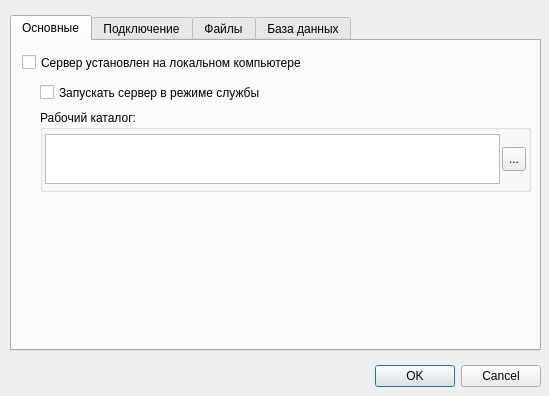
The window that ws_admin/form/optionsdialog.ui (arcirk/ws_solution) describes before a commit, drawn with Qt 5.
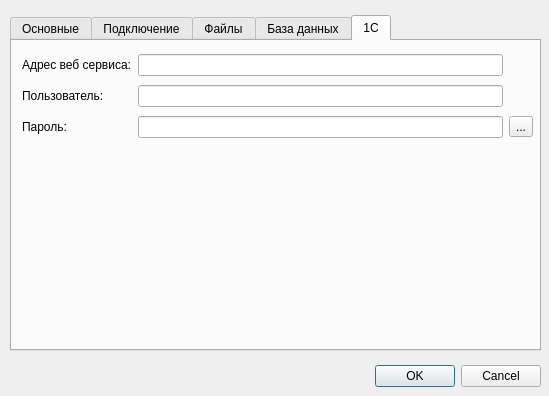
The same window after the commit. Icons and pictures are not drawn.

Diff of the .ui file:
```diff
--- a/ws_admin/form/optionsdialog.ui
+++ b/ws_admin/form/optionsdialog.ui
@@ -39,7 +39,7 @@
     </rect>
    </property>
    <property name="currentIndex">
-    <number>0</number>
+    <number>4</number>
    </property>
    <widget class="QWidget" name="tab">
     <attribute name="title">
@@ -660,6 +660,85 @@
      </layout>
     </widget>
    </widget>
+   <widget class="QWidget" name="hs">
+    <attribute name="title">
+     <string>1С</string>
+    </attribute>
+    <widget class="QWidget" name="gridLayoutWidget_2">
+     <property name="geometry">
+      <rect>
+       <x>10</x>
+       <y>10</y>
+       <width>511</width>
+       <height>91</height>
+      </rect>
+     </property>
+     <layout class="QGridLayout" name="gridLayout_10">
+      <item row="1" column="0">
+       <widget class="QLabel" name="label_19">
+        <property name="text">
+         <string>Пользователь:</string>
+        </property>
+       </widget>
+      </item>
+      <item row="2" column="1">
+       <widget class="QLineEdit" name="lineHsPassword">
+        <property name="enabled">
+         <bool>true</bool>
+        </property>
+        <property name="echoMode">
+         <enum>QLineEdit::Password</enum>
+        </property>
+       </widget>
+      </item>
+      <item row="0" column="0">
+       <widget class="QLabel" name="label_17">
+        <property name="text">
+         <string>Адрес веб сервиса:</string>
+        </property>
+       </widget>
+      </item>
+      <item row="2" column="2">
+       <widget class="QToolButton" name="btnHsPassView">
+        <property name="enabled">
+         <bool>true</bool>
+        </property>
+        <property name="text">
+         <string>...</string>
+        </property>
+        <property name="icon">
+         <iconset resource="../resources.qrc">
+          <normaloff>:/images/img/viewPwd1.svg</normaloff>:/images/img/viewPwd1.svg</iconset>
+        </property>
+        <property name="checkable">
+         <bool>true</bool>
+        </property>
+       </widget>
+      </item>
+      <item row="1" column="1">
+       <widget class="QLineEdit" name="lineHsUser">
+        <property name="enabled">
+         <bool>true</bool>
+        </property>
+       </widget>
+      </item>
+      <item row="2" column="0">
+       <widget class="QLabel" name="label_20">
+        <property name="text">
+         <string>Пароль:</string>
+        </property>
+       </widget>
+      </item>
+      <item row="0" column="1">
+       <widget class="QLineEdit" name="lineHsHost">
+        <property name="enabled">
+         <bool>true</bool>
+        </property>
+       </widget>
+      </item>
+     </layout>
+    </widget>
+   </widget>
   </widget>
  </widget>
  <resources>
```
